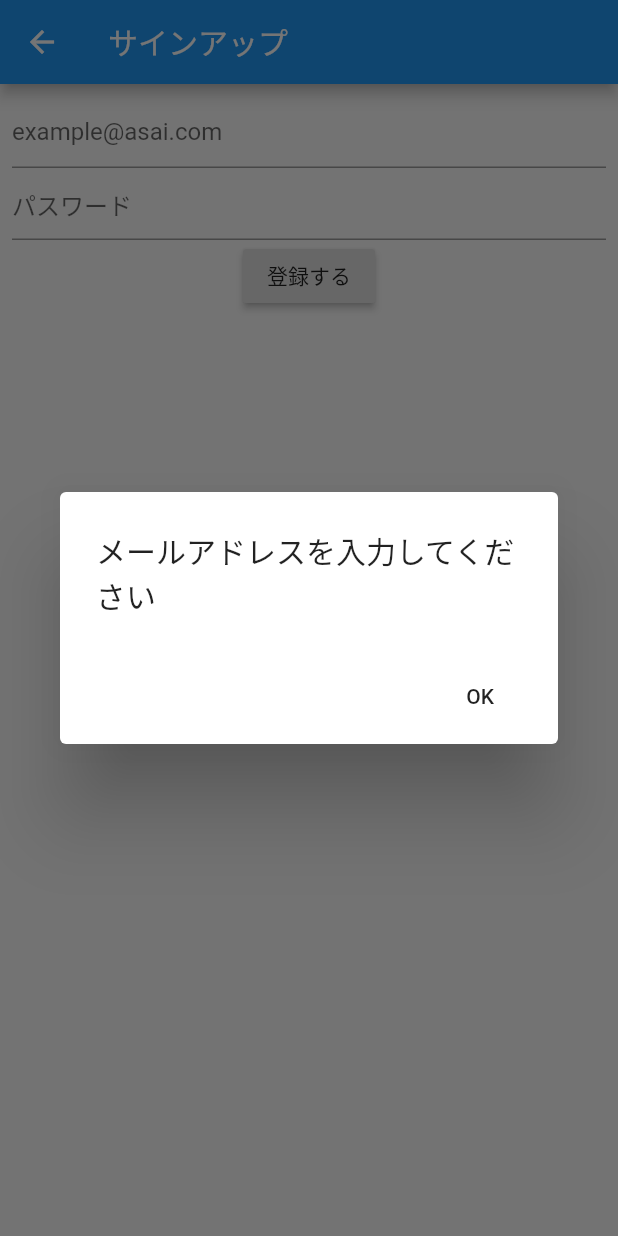
After one commit to feei031/feei2, a Flutter app: the SignUpPage screen opened directly, after a tap on "登録する", on a phone screen of 412 x 824 dp. The commit adds this screen. Run offline on Flutter 3.47's test engine with Material 2 defaults, Android fonts, the phone set to English and light mode, and no system bars; our stand-ins replace cloud_firestore, firebase_auth; accounts and stored records are empty.

Commit message:
新規登録、ログイン

```diff
--- a/lib/main_model.dart
+++ b/lib/main_model.dart
@@ -1,7 +1,7 @@
 import 'package:flutter/material.dart';
 
 class MainModel extends ChangeNotifier {
-  String asaiText = '気になる本';
+  String asaiText = '新規登録';
 
   void changeAsaiText() {
     asaiText = '山田すみれ';
--- /dev/null
+++ b/lib/signup_model.dart
@@ -0,0 +1,33 @@
+import 'package:cloud_firestore/cloud_firestore.dart';
+import 'package:firebase_auth/firebase_auth.dart';
+import 'package:flutter/material.dart';
+
+class SignUpModel extends ChangeNotifier {
+  String mail = '';
+  String password = '';
+
+  final FirebaseAuth _auth = FirebaseAuth.instance;
+
+  Future signUp() async {
+    if (mail.isEmpty) {
+      throw ('メールアドレスを入力してください');
+    }
+    if (password.isEmpty) {
+      throw ('パスワードを入力してください');
+    }
+    //todo:
+    final FirebaseUser user = (await _auth.createUserWithEmailAndPassword(
+      email: mail,
+      password: password,
+    ))
+        .user;
+    final email = user.email;
+
+    Firestore.instance.collection('users').add(
+      {
+        'email': email,
+        'createdAt': Timestamp.now(),
+      },
+    );
+  }
+}
--- /dev/null
+++ b/lib/signup_page.dart
@@ -0,0 +1,85 @@
+import 'package:flutter/material.dart';
+import 'package:flutter_app/add_book_model.dart';
+import 'package:flutter_app/signup_model.dart';
+//import 'package:flutter_app/book_list_model.dart';
+import 'package:provider/provider.dart';
+import 'book.dart';
+//import 'book_list_model.dart';
+
+class SignUpPage extends StatelessWidget {
+  @override
+  Widget build(BuildContext context) {
+    final mailController = TextEditingController();
+    final passwordController = TextEditingController();
+
+    return ChangeNotifierProvider<SignUpModel>(
+      create: (_) => SignUpModel(),
+      child: Scaffold(
+        appBar: AppBar(
+          title: Text('サインアップ'),
+        ),
+        body: Consumer<SignUpModel>(
+          builder: (context, model, child) {
+            return Padding(
+              padding: const EdgeInsets.all(8.0),
+              child: Column(
+                children: <Widget>[
+                  TextField(
+                    decoration: InputDecoration(hintText: 'example@asai.com'),
+                    controller: mailController,
+                    onChanged: (text) {
+                      model.mail = text;
+                    },
+                  ),
+                  TextField(
+                    decoration: InputDecoration(
+                      hintText: 'パスワード',
+                    ),
+                    obscureText: true,
+                    controller: passwordController,
+                    onChanged: (text) {
+                      model.password = text;
+                    },
+                  ),
+                  RaisedButton(
+                    child: Text('登録する'),
+                    onPressed: () async {
+                      try {
+                        await model.signUp();
+                        _showDialog(context, '登録しました');
+                      } catch (e) {
+                        _showDialog(context, e.toString());
+                      }
+                    },
+                  ),
+                ],
+              ),
+            );
+          },
+        ),
+      ),
+    );
+  }
+
+  Future _showDialog(
+    BuildContext context,
+    String title,
+  ) {
+    showDialog(
+      context: context,
+      builder: (BuildContext context) {
+        return AlertDialog(
+          title: Text(title),
+          actions: <Widget>[
+            FlatButton(
+              child: Text('OK'),
+              onPressed: () {
+                Navigator.of(context).pop();
+              },
+            ),
+          ],
+        );
+      },
+    );
+  }
+}
--- a/pubspec.yaml
+++ b/pubspec.yaml
@@ -18,6 +18,7 @@ dependencies:
   provider: ^4.3.0
   firebase_core: ^0.4.5
   cloud_firestore: ^0.13.7
+  firebase_auth: ^0.16.1
 
 dev_dependencies:
   flutter_test:
```
Also changed, not shown: lib/login_model.dart (added, +26 -0 lines), lib/login_page.dart (added, +86 -0 lines), lib/main.dart (+15 -11 lines), pubspec.lock, 1 other file.
